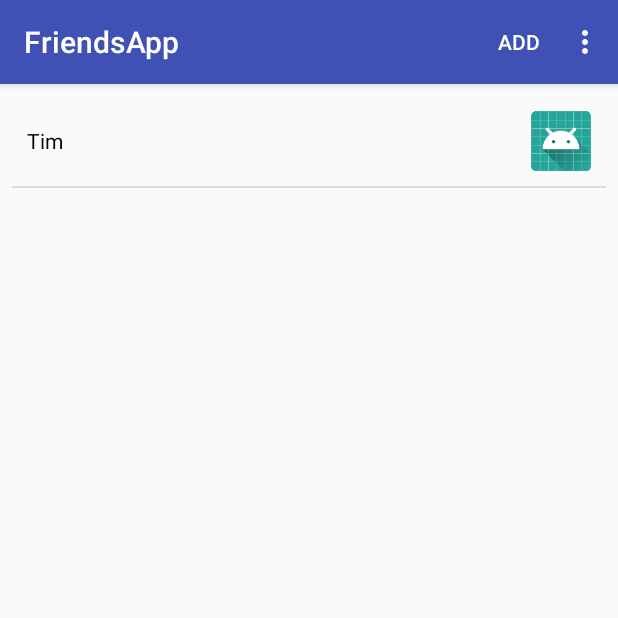
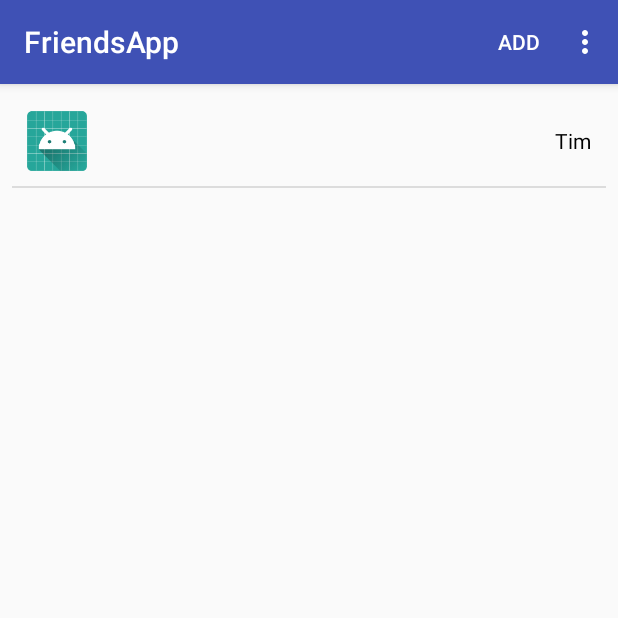
Before and after one commit to BetterEdition/FriendsAppRepo, an Android app: the screen it shows after launch (MainActivity), on a phone screen of 412 x 824 dp, the top half of it. Run offline under Robolectric (Android 15) with nearby library versions, the phone set to English and light mode, and no system bars.

Commit message:
made thumnail work, just need to get it from the db

```diff
--- a/app/src/main/res/layout/listview_item.xml
+++ b/app/src/main/res/layout/listview_item.xml
@@ -4,23 +4,25 @@
     android:orientation="vertical"
     android:padding="10dp">
 
+    <ImageView
+        android:id="@+id/icon"
+        android:layout_width="40dp"
+        android:layout_height="40dp"
+        android:layout_alignParentStart="true"
+        android:layout_alignParentTop="true"
+        android:src="@mipmap/ic_launcher_round" />
+
     <TextView
         android:id="@+id/textView"
         android:layout_width="wrap_content"
         android:layout_height="wrap_content"
-        android:layout_alignParentStart="true"
+        android:layout_alignParentEnd="true"
         android:layout_centerVertical="true"
         android:text="Person Name"
         android:textAppearance="?android:attr/textAppearanceSmall"
         android:textColor="@android:color/black" />
 
-    <ImageView
-        android:id="@+id/icon"
-        android:layout_width="40dp"
-        android:layout_height="40dp"
-        android:layout_alignParentEnd="true"
-        android:layout_alignParentTop="true"
-        android:src="@mipmap/ic_launcher_round" />
+
 
 
 
```
